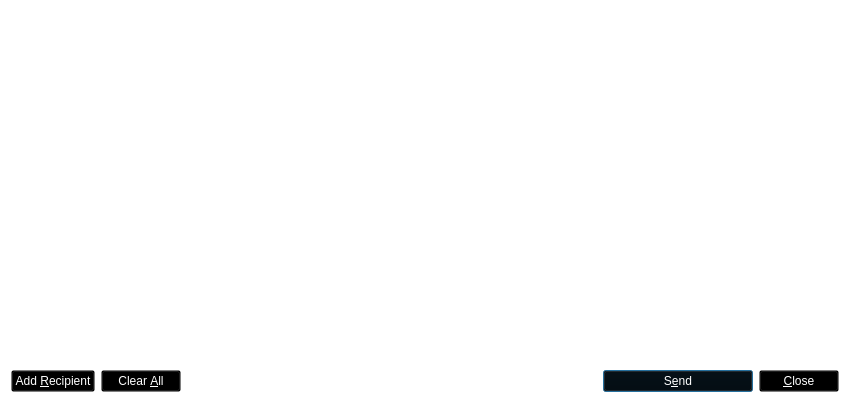
This is src/qt/forms/sendmessagesdialog.ui in thelonecrouton/bitcredit as Qt 5 draws it before an edit. The edited form follows.
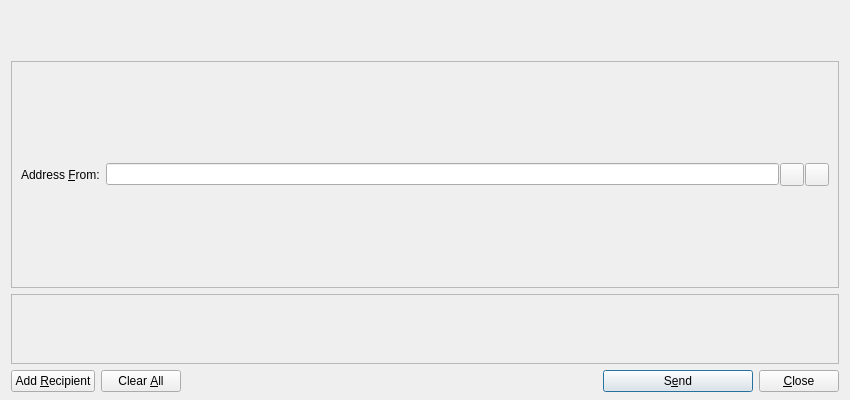
This is the edited form. Icons and pictures are not drawn. Custom widgets are drawn as their Qt base class.

What changed in the file:
```diff
--- a/src/qt/forms/sendmessagesdialog.ui
+++ b/src/qt/forms/sendmessagesdialog.ui
@@ -14,7 +14,7 @@
    <string>Send Messages</string>
   </property>
   <property name="styleSheet">
-   <string notr="true">background:transparent;</string>
+   <string notr="true"/>
   </property>
   <layout class="QVBoxLayout" name="verticalLayout" stretch="0,1,0,0">
    <property name="bottomMargin">
@@ -55,7 +55,7 @@
       </size>
      </property>
      <property name="styleSheet">
-      <string notr="true">border-radius: 6px; border: 1px solid white;</string>
+      <string notr="true"/>
      </property>
      <property name="frameShape">
       <enum>QFrame::StyledPanel</enum>
@@ -67,8 +67,7 @@
       <item>
        <widget class="QLabel" name="addressFromLabel">
         <property name="styleSheet">
-         <string notr="true">background:transparent;
-color: rgb(255, 255, 255);border: none;</string>
+         <string notr="true">;</string>
         </property>
         <property name="text">
          <string>Address &amp;From:</string>
@@ -86,8 +85,7 @@
         <item>
          <widget class="QValidatedLineEdit" name="addressFrom">
           <property name="styleSheet">
-           <string notr="true">background:transparent;
-color: rgb(255, 255, 255);</string>
+           <string notr="true"/>
           </property>
          </widget>
         </item>
@@ -96,6 +94,9 @@
           <property name="toolTip">
            <string>&lt;html&gt;&lt;head/&gt;&lt;body&gt;&lt;p&gt;&lt;span style=&quot; color:#ffffff;&quot;&gt;Choose address from address book&lt;/span&gt;&lt;/p&gt;&lt;/body&gt;&lt;/html&gt;</string>
           </property>
+          <property name="styleSheet">
+           <string notr="true"/>
+          </property>
           <property name="text">
            <string/>
           </property>
@@ -113,6 +114,9 @@
           <property name="toolTip">
            <string>&lt;html&gt;&lt;head/&gt;&lt;body&gt;&lt;p&gt;&lt;span style=&quot; color:#ffffff;&quot;&gt;Paste address from clipboard&lt;/span&gt;&lt;/p&gt;&lt;/body&gt;&lt;/html&gt;</string>
           </property>
+          <property name="styleSheet">
+           <string notr="true"/>
+          </property>
           <property name="text">
            <string/>
           </property>
@@ -133,7 +137,7 @@
    <item>
     <widget class="QScrollArea" name="scrollArea">
      <property name="styleSheet">
-      <string notr="true">border: none;</string>
+      <string notr="true"/>
      </property>
      <property name="widgetResizable">
       <bool>true</bool>
@@ -143,10 +147,13 @@
        <rect>
         <x>0</x>
         <y>0</y>
-        <width>832</width>
-        <height>79</height>
+        <width>830</width>
+        <height>80</height>
        </rect>
       </property>
+      <property name="styleSheet">
+       <string notr="true"/>
+      </property>
       <layout class="QVBoxLayout" name="verticalLayout_2">
        <property name="margin">
         <number>0</number>
@@ -183,8 +190,7 @@
         <string>Send to multiple recipients at once</string>
        </property>
        <property name="styleSheet">
-        <string notr="true">background:transparent;
-color: rgb(255, 255, 255);</string>
+        <string notr="true"/>
        </property>
        <property name="text">
         <string>Add &amp;Recipient</string>
@@ -210,8 +216,7 @@
         <string>Remove all transaction fields</string>
        </property>
        <property name="styleSheet">
-        <string notr="true">background:transparent;
-color: rgb(255, 255, 255);</string>
+        <string notr="true"/>
        </property>
        <property name="text">
         <string>Clear &amp;All</string>
@@ -253,8 +258,7 @@
         <string>Confirm the send action</string>
        </property>
        <property name="styleSheet">
-        <string notr="true">background:transparent;
-color: rgb(255, 255, 255);</string>
+        <string notr="true"/>
        </property>
        <property name="text">
         <string>S&amp;end</string>
@@ -271,8 +275,7 @@
      <item>
       <widget class="QPushButton" name="closeButton">
        <property name="styleSheet">
-        <string notr="true">background:transparent;
-color: rgb(255, 255, 255);</string>
+        <string notr="true"/>
        </property>
        <property name="text">
         <string>&amp;Close</string>
```
Left out of the diff: 2 changed lines with no effect on the pictures.
